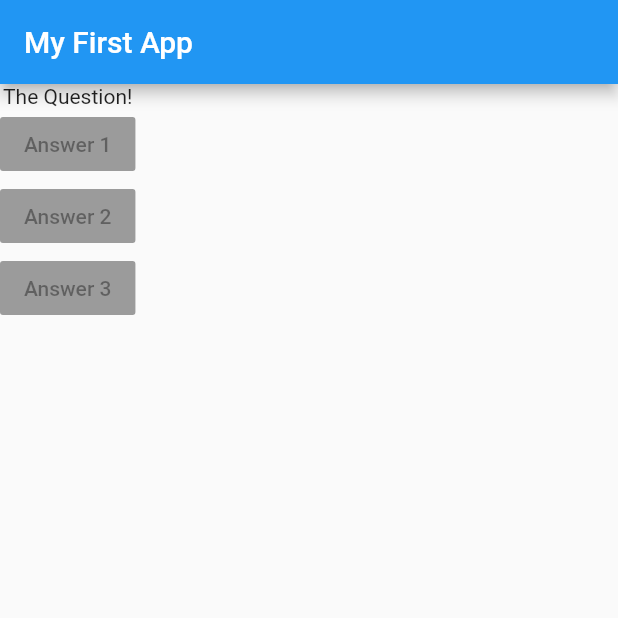
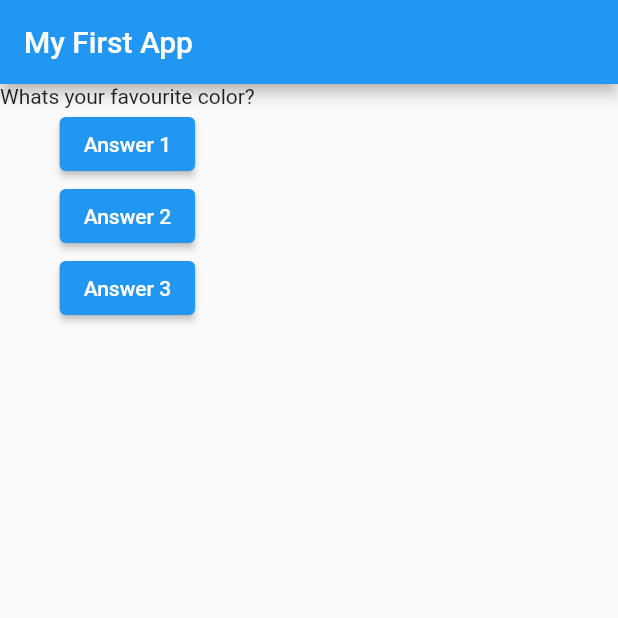
Before and after one commit to KellyEgesa/flutter_tutorial, a Flutter app: the screen it shows after launch, on a phone screen of 412 x 824 dp, the top half of it. Run offline on Flutter 3.47's test engine with Material 2 defaults, Android fonts, the phone set to English and light mode, and no system bars.

Commit message:
Added import feature  - Question  - Widget building

```diff
--- a/lib/main.dart
+++ b/lib/main.dart
@@ -1,32 +1,54 @@
 import 'package:flutter/material.dart';
+import './question.dart';
 
 void main() => runApp(MyApp());
 
-class MyApp extends StatelessWidget {
-  var questions = [
-    "Whats your favourite color?",
-    "Whats your favourite animal?",
-  ];
+class MyApp extends StatefulWidget {
+  @override
+  State<StatefulWidget> createState() {
+    return MyAppState();
+  }
+}
+
+class MyAppState extends State<MyApp> {
+  var questionIndex = 0;
+
+  void answerQuestion() {
+    setState(() {
+      questionIndex = questionIndex + 1;
+    });
+
+    print(questionIndex);
+  }
+
   @override
   Widget build(BuildContext context) {
+    var questions = [
+      "Whats your favourite color?",
+      "Whats your favourite animal?",
+      "Whats your favourite team?",
+    ];
+
     return MaterialApp(
         home: Scaffold(
       appBar: AppBar(
         title: Text("My First App"),
       ),
       body: Column(children: [
-        Text("The Question!"),
-        RaisedButton(
+        Question(
+          questions[questionIndex],
+        ),
+        ElevatedButton(
           child: Text("Answer 1"),
-          onPressed: null,
+          onPressed: answerQuestion,
         ),
-        RaisedButton(
+        ElevatedButton(
           child: Text("Answer 2"),
-          onPressed: null,
+          onPressed: answerQuestion,
         ),
-        RaisedButton(
+        ElevatedButton(
           child: Text("Answer 3"),
-          onPressed: null,
+          onPressed: answerQuestion,
         )
       ]),
     ));
--- /dev/null
+++ b/lib/question.dart
@@ -0,0 +1,12 @@
+import 'package:flutter/material.dart';
+
+class Question extends StatelessWidget {
+  final String questionText;
+
+  Question(this.questionText);
+
+  @override
+  Widget build(BuildContext context) {
+    return Text(questionText);
+  }
+}
```
